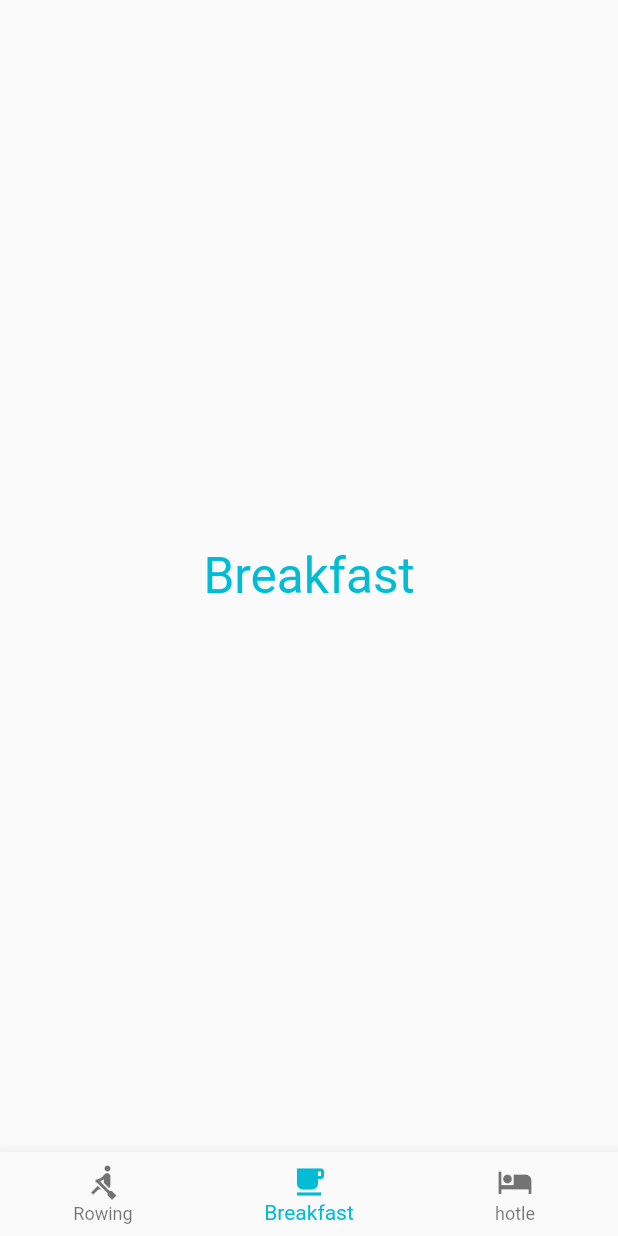
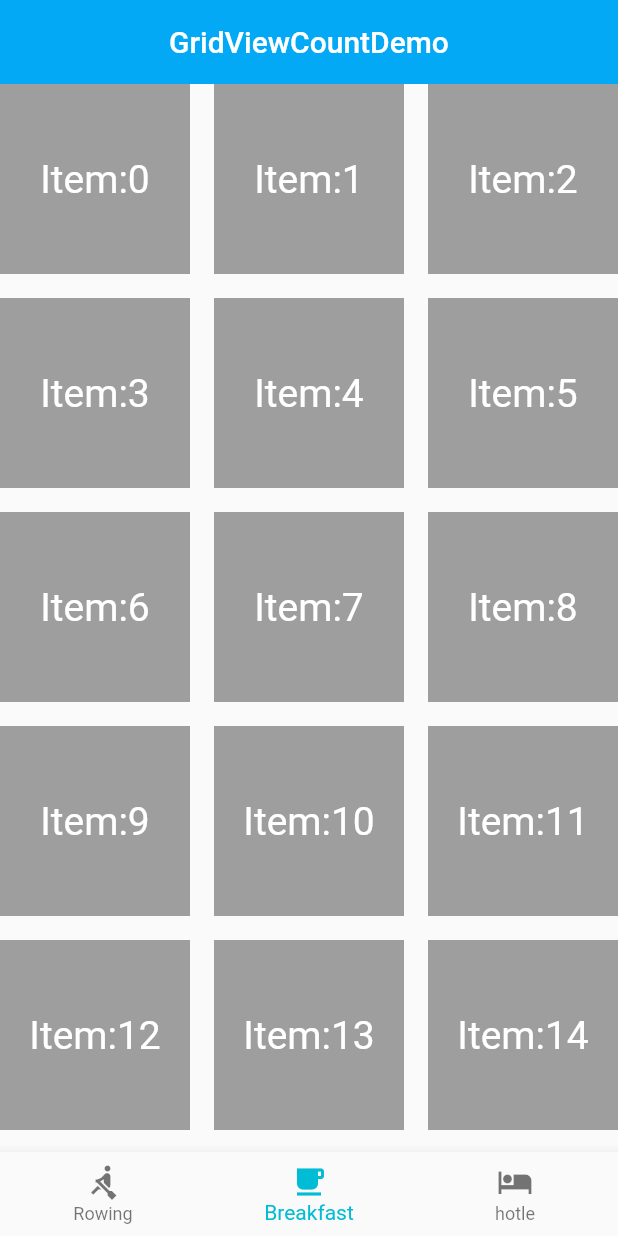
Before and after one commit to isingasong/flutter, a Flutter app: the screen it shows after launch, item 2 of the bottom bar chosen, on a phone screen of 412 x 824 dp. Run offline on Flutter 3.47's test engine with Material 2 defaults, Android fonts, the phone set to English and light mode, and no system bars; network calls fail.

Commit message:
add something

```diff
--- a/lib/demo/breakfast_demo.dart
+++ b/lib/demo/breakfast_demo.dart
@@ -1,4 +1,5 @@
 import 'package:flutter/material.dart';
+import 'package:myflutter/demo/view_demo.dart';
 class BreakfastDemo extends StatefulWidget {
   @override
   _BreakfastDemoState createState() => _BreakfastDemoState();
@@ -7,8 +8,6 @@ class BreakfastDemo extends StatefulWidget {
 class _BreakfastDemoState extends State<BreakfastDemo> {
   @override
   Widget build(BuildContext context) {
-    return Center(
-      child: Text('Breakfast',style: TextStyle(color: Colors.cyan,fontSize: 33),),
-    );
+    return ViewDemo();
   }
 }
--- /dev/null
+++ b/lib/demo/gridview_count_demo.dart
@@ -0,0 +1,40 @@
+import 'package:flutter/material.dart';
+
+class GridViewCountDemo extends StatelessWidget {
+  List<Widget> _gridviewitem(int length) {
+    return List.generate(length, (int index) {
+      return Container(
+        color: Colors.grey,
+        alignment: Alignment.center,
+        child: Text(
+          'Item:$index',
+          style: TextStyle(
+            fontSize: 26.0,
+            color: Colors.white,
+          ),
+        ),
+      );
+    });
+  }
+
+  @override
+  Widget build(BuildContext context) {
+    return Scaffold(
+      appBar: AppBar(
+        title: Text(
+          'GridViewCountDemo',
+          style: TextStyle(color: Colors.white),
+        ),
+        centerTitle: true,
+        elevation: 0.0,
+      ),
+      body: GridView.count(
+        crossAxisCount: 3,
+        crossAxisSpacing: 16.0,
+        mainAxisSpacing: 16.0,
+        scrollDirection: Axis.vertical,
+        children: _gridviewitem(100),
+      ),
+    );
+  }
+}
--- a/lib/demo/listview_demo.dart
+++ b/lib/demo/listview_demo.dart
@@ -34,6 +34,7 @@ class ListViewDemo extends StatelessWidget {
           ),
           SizedBox(
             height: 26.0,
+
           )
         ],
       ),
--- a/lib/demo/rowing_demo.dart
+++ b/lib/demo/rowing_demo.dart
@@ -6,6 +6,7 @@ import 'package:myflutter/demo/hotel_demo.dart';
 import 'package:myflutter/demo/layout_demo.dart';
 import 'package:myflutter/demo/listview_demo.dart';
 import 'package:myflutter/demo/size_demo.dart';
+import 'package:myflutter/demo/view_demo.dart';
 
 class RowingDemo extends StatefulWidget {
   @override
@@ -52,6 +53,7 @@ class _RowingDemoState extends State<RowingDemo> {
                   Tab(
                     icon: Icon(Icons.ac_unit),
                   ),
+
                 ]),
           ),
           body: TabBarView(children: <Widget>[
--- /dev/null
+++ b/lib/demo/view_demo.dart
@@ -0,0 +1,25 @@
+import 'package:flutter/material.dart';
+import 'package:myflutter/demo/gridveiw_builder_demo.dart';
+import 'package:myflutter/demo/gridview_count_demo.dart';
+import 'package:myflutter/demo/gridview_extend_demo.dart';
+import 'package:myflutter/demo/pageview_builder_demo.dart';
+import 'package:myflutter/demo/pageview_demo.dart';
+import 'package:myflutter/demo/sliver_demo.dart';
+import '../model/post.dart';
+
+class ViewDemo extends StatelessWidget {
+  @override
+  Widget build(BuildContext context) {
+    return PageView(
+      scrollDirection: Axis.horizontal,
+      children: <Widget>[
+        GridViewCountDemo(),
+        PageViewBuilderDemo(),
+        PageViewDemo(),
+        GridViewBuilderDemo(),
+        GridViewExtendDemo(),
+        SliverDemo(),
+      ],
+    );
+  }
+}
```
Also changed, not shown: lib/demo/SliverGridDemo.dart (added, +23 -0 lines), lib/demo/about_demo.dart (added, +19 -0 lines), lib/demo/gridveiw_builder_demo.dart (added, +38 -0 lines), lib/demo/gridview_extend_demo.dart (added, +36 -0 lines), lib/demo/pageview_builder_demo.dart (added, +49 -0 lines), lib/demo/pageview_demo.dart (added, +67 -0 lines), lib/demo/sliver_demo.dart (added, +35 -0 lines), lib/demo/sliver_list_demo.dart (added, +50 -0 lines).
